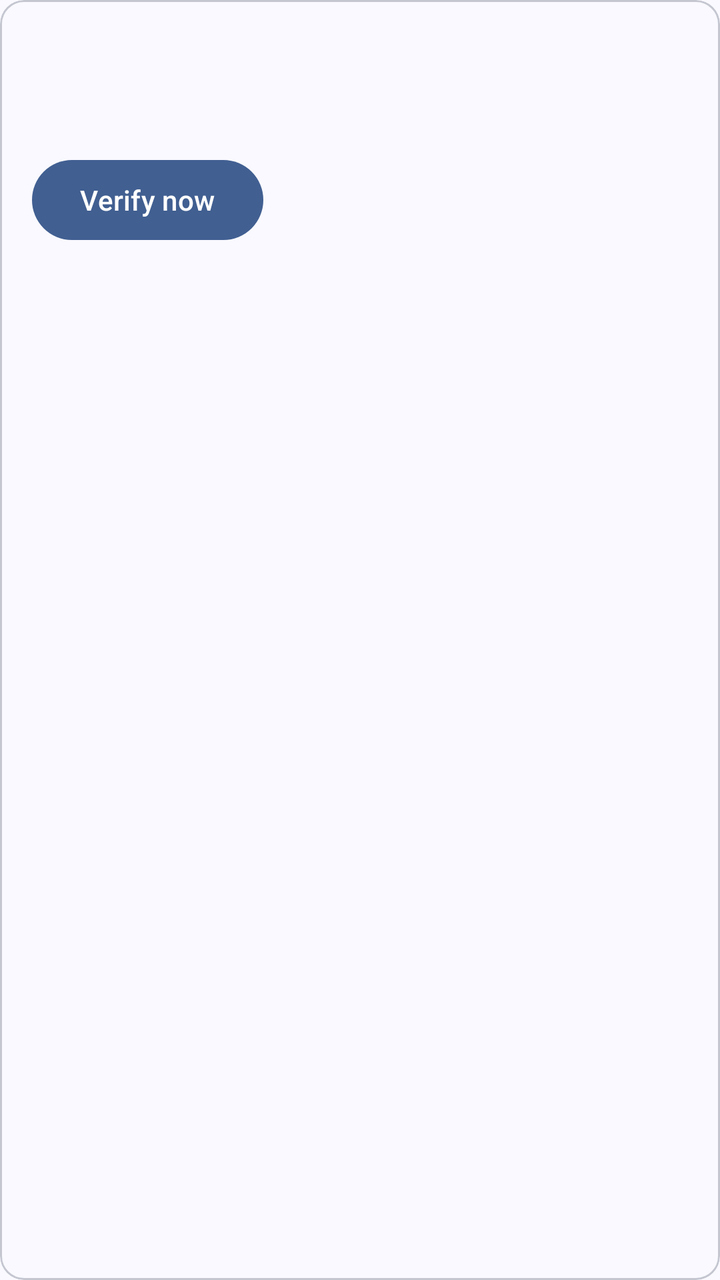
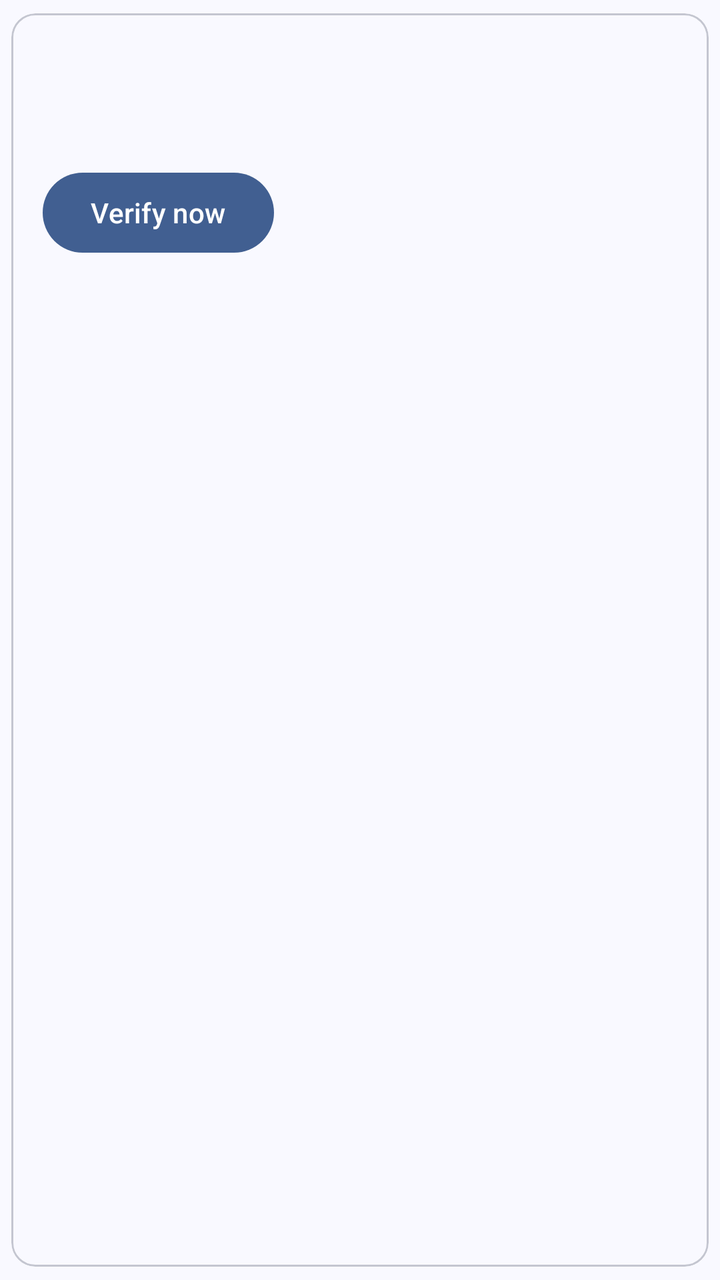

Before-and-after screenshots of an Android layout around one commit, followed by the original layout XML and the change that was made.
<!-- AndroidManifest.xml: application theme Theme.Keyheimer -->
<!-- res/layout/item_secret.xml -->
<?xml version="1.0" encoding="utf-8"?>
<com.google.android.material.card.MaterialCardView
    xmlns:android="http://schemas.android.com/apk/res/android"
    xmlns:app="http://schemas.android.com/apk/res-auto"
    android:layout_width="match_parent"
    android:layout_height="wrap_content"
    android:layout_marginEnd="8dp"
    android:layout_marginStart="8dp"
    android:clickable="true"
    android:focusable="true"
    app:cardElevation="0dp"
    app:cardBackgroundColor="?attr/colorSurface"
    style="@style/Widget.Material3.CardView.Outlined">

    <LinearLayout
        android:layout_width="match_parent"
        android:layout_height="wrap_content"
        android:orientation="vertical"
        android:padding="16dp">

        <com.google.android.material.textview.MaterialTextView
            android:id="@+id/text_secret_name"
            android:layout_width="match_parent"
            android:layout_height="wrap_content"
            android:fontFamily="serif"
            android:textAppearance="?attr/textAppearanceTitleMedium" />

        <com.google.android.material.textview.MaterialTextView
            android:id="@+id/text_secret_subtitle"
            android:layout_width="match_parent"
            android:layout_height="wrap_content"
            android:layout_marginTop="8dp"
            android:textAppearance="?attr/textAppearanceBodyMedium"
            android:textColor="?attr/colorOnSurfaceVariant" />

        <LinearLayout
            android:layout_width="match_parent"
            android:layout_height="wrap_content"
            android:layout_marginTop="12dp"
            android:gravity="center_vertical"
            android:orientation="horizontal">

            <com.google.android.material.button.MaterialButton
                android:id="@+id/button_verify_now"
                android:layout_width="wrap_content"
                android:layout_height="wrap_content"
                android:text="@string/tooltip_verify" />
        </LinearLayout>
    </LinearLayout>
</com.google.android.material.card.MaterialCardView>
<!-- resources referenced by this layout -->
<resources>
  <string name="tooltip_verify">Verify now</string>
  <color name="md_theme_primary">#415F91</color>
  <color name="md_theme_onPrimary">#FFFFFF</color>
  <color name="md_theme_primaryContainer">#D6E3FF</color>
  <color name="md_theme_onPrimaryContainer">#284777</color>
  <color name="md_theme_secondary">#565F71</color>
  <color name="md_theme_onSecondary">#FFFFFF</color>
  <color name="md_theme_secondaryContainer">#DAE2F9</color>
  <color name="md_theme_onSecondaryContainer">#3E4759</color>
  <color name="md_theme_tertiary">#705575</color>
  <color name="md_theme_onTertiary">#FFFFFF</color>
  <color name="md_theme_tertiaryContainer">#FAD8FD</color>
  <color name="md_theme_onTertiaryContainer">#573E5C</color>
  <color name="md_theme_error">#BA1A1A</color>
  <color name="md_theme_onError">#FFFFFF</color>
  <color name="md_theme_errorContainer">#FFDAD6</color>
  <color name="md_theme_onErrorContainer">#93000A</color>
  <color name="md_theme_background">#F9F9FF</color>
  <color name="md_theme_onBackground">#191C20</color>
  <color name="md_theme_surface">#F9F9FF</color>
  <color name="md_theme_onSurface">#191C20</color>
  <color name="md_theme_surfaceVariant">#E0E2EC</color>
  <color name="md_theme_onSurfaceVariant">#44474E</color>
  <color name="md_theme_outline">#74777F</color>
  <color name="md_theme_outlineVariant">#C4C6D0</color>
  <color name="md_theme_inverseSurface">#2E3036</color>
  <color name="md_theme_inverseOnSurface">#F0F0F7</color>
  <color name="md_theme_inversePrimary">#AAC7FF</color>
  <color name="md_theme_primaryFixed">#D6E3FF</color>
  <color name="md_theme_onPrimaryFixed">#001B3E</color>
  <color name="md_theme_primaryFixedDim">#AAC7FF</color>
  <color name="md_theme_onPrimaryFixedVariant">#284777</color>
  <color name="md_theme_secondaryFixed">#DAE2F9</color>
  <color name="md_theme_onSecondaryFixed">#131C2B</color>
  <color name="md_theme_secondaryFixedDim">#BEC6DC</color>
  <color name="md_theme_onSecondaryFixedVariant">#3E4759</color>
  <color name="md_theme_tertiaryFixed">#FAD8FD</color>
  <color name="md_theme_onTertiaryFixed">#28132E</color>
  <color name="md_theme_tertiaryFixedDim">#DDBCE0</color>
  <color name="md_theme_onTertiaryFixedVariant">#573E5C</color>
  <color name="md_theme_surfaceDim">#D9D9E0</color>
  <color name="md_theme_surfaceBright">#F9F9FF</color>
  <color name="md_theme_surfaceContainerLowest">#FFFFFF</color>
  <color name="md_theme_surfaceContainerLow">#F3F3FA</color>
  <color name="md_theme_surfaceContainer">#EDEDF4</color>
  <color name="md_theme_surfaceContainerHigh">#E7E8EE</color>
  <color name="md_theme_surfaceContainerHighest">#E2E2E9</color>
  <style name="Theme.Keyheimer.AlertDialog" parent="ThemeOverlay.Material3.MaterialAlertDialog">
          <item name="backgroundTint">?attr/colorSurfaceContainerHigh</item>
          <item name="android:textColor">?attr/colorOnSurface</item>
          <item name="dialogCornerRadius">28dp</item>
          <item name="buttonBarPositiveButtonStyle">@style/Widget.Material3.Button.TextButton.Dialog</item>
          <item name="buttonBarNegativeButtonStyle">@style/Widget.Material3.Button.TextButton.Dialog</item>
          <item name="buttonBarNeutralButtonStyle">@style/Widget.Material3.Button.TextButton.Dialog.Flush</item>
      </style>
  <!-- unchanged entries left out for length: 1 -->
</resources>

<!-- the commit's change to res/layout/item_secret.xml (unified diff, before → after) -->
@@ -9,6 +9,7 @@
     android:clickable="true"
     android:focusable="true"
     app:cardElevation="0dp"
+    app:cardUseCompatPadding="true"
     app:cardBackgroundColor="?attr/colorSurface"
     style="@style/Widget.Material3.CardView.Outlined">
 
